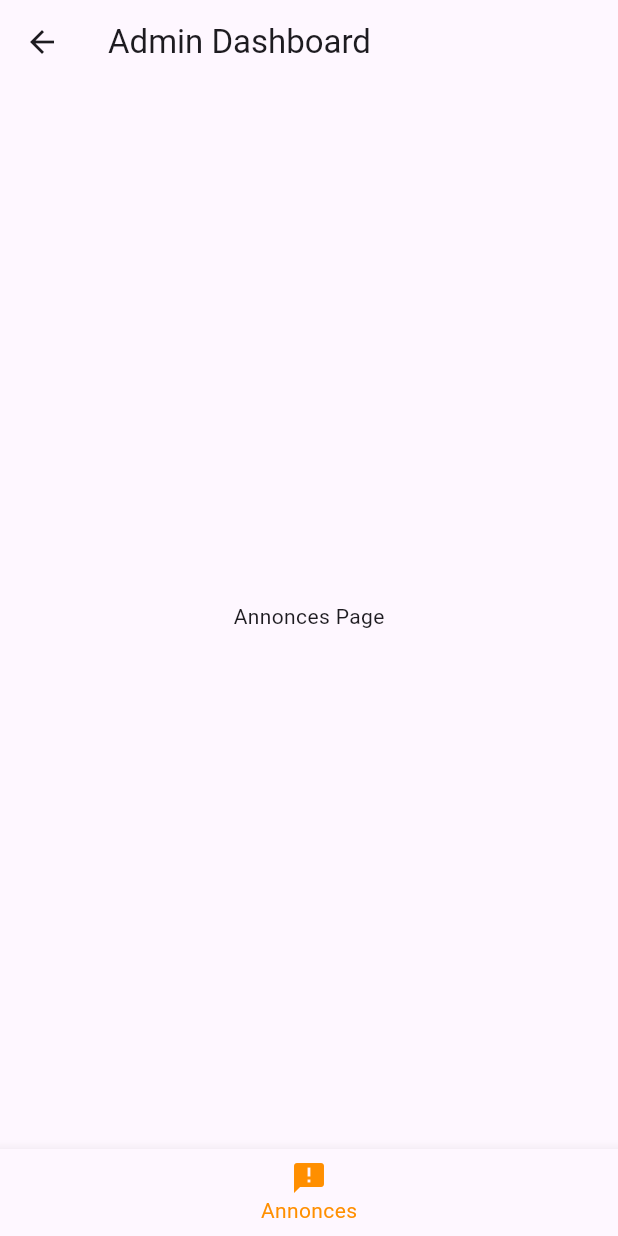
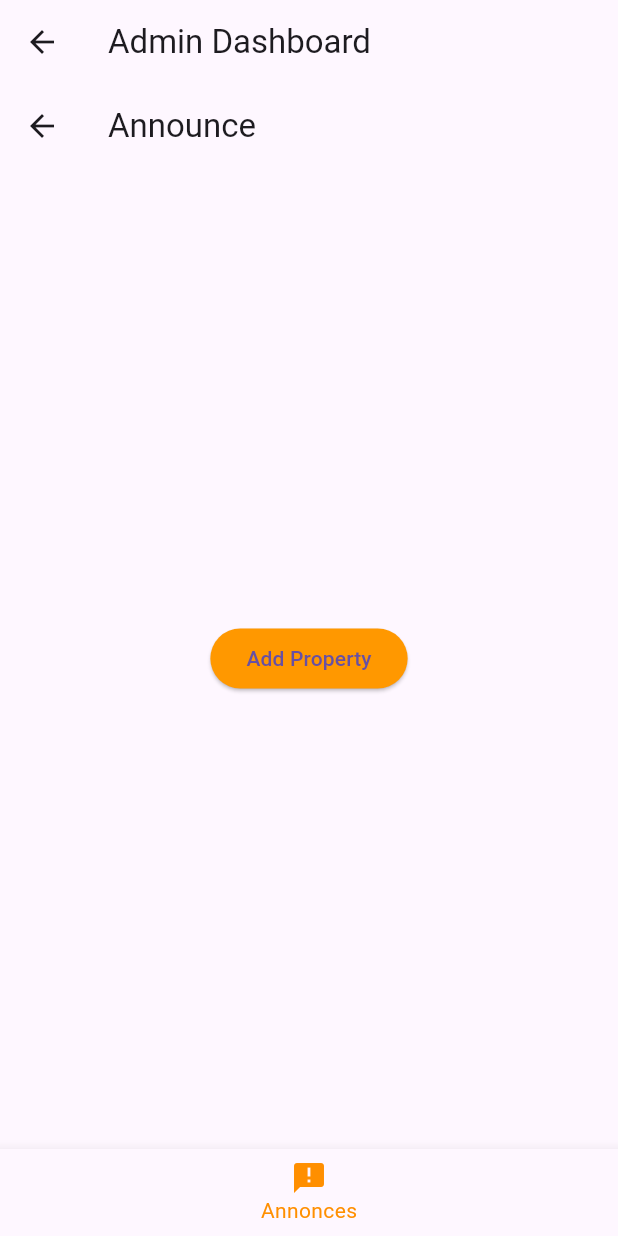
Before and after one commit to Dukent29/bookmi, a Flutter app: the AdminLandingView screen opened by its route, item 3 of the bottom bar chosen, on a phone screen of 412 x 824 dp. Run offline on Flutter 3.47's test engine with Material 3 defaults, Android fonts, the phone set to English and light mode, and no system bars.

Commit message:
created:  add_property_view,list_property_view,update: auth_provider,login and register, announce_view, update admin_landing_view

```diff
--- /dev/null
+++ b/lib/models/property.dart
@@ -0,0 +1,75 @@
+class Property {
+  final int id;
+  final String title;
+  final String description;
+  final String address;
+  final String city;
+  final String state;
+  final String country;
+  final String zipCode;
+  final double pricePerNight;
+  final int maxGuests;
+  final int numBedrooms;
+  final int numBathrooms;
+  final String amenities;
+  final DateTime createdAt;
+  final DateTime updatedAt;
+
+  Property({
+    required this.id,
+    required this.title,
+    required this.description,
+    required this.address,
+    required this.city,
+    required this.state,
+    required this.country,
+    required this.zipCode,
+    required this.pricePerNight,
+    required this.maxGuests,
+    required this.numBedrooms,
+    required this.numBathrooms,
+    required this.amenities,
+    required this.createdAt,
+    required this.updatedAt,
+  });
+
+  factory Property.fromJson(Map<String, dynamic> json) {
+    return Property(
+      id: json['id'],
+      title: json['title'],
+      description: json['description'],
+      address: json['address'],
+      city: json['city'],
+      state: json['state'],
+      country: json['country'],
+      zipCode: json['zip_code'],
+      pricePerNight: json['price_per_night'].toDouble(),
+      maxGuests: json['max_guests'],
+      numBedrooms: json['num_bedrooms'],
+      numBathrooms: json['num_bathrooms'],
+      amenities: json['amenities'],
+      createdAt: DateTime.parse(json['created_at']),
+      updatedAt: DateTime.parse(json['updated_at']),
+    );
+  }
+
+  Map<String, dynamic> toJson() {
+    return {
+      'id': id,
+      'title': title,
+      'description': description,
+      'address': address,
+      'city': city,
+      'state': state,
+      'country': country,
+      'zip_code': zipCode,
+      'price_per_night': pricePerNight,
+      'max_guests': maxGuests,
+      'num_bedrooms': numBedrooms,
+      'num_bathrooms': numBathrooms,
+      'amenities': amenities,
+      'created_at': createdAt.toIso8601String(),
+      'updated_at': updatedAt.toIso8601String(),
+    };
+  }
+}
--- a/lib/providers/auth_provider.dart
+++ b/lib/providers/auth_provider.dart
@@ -1,10 +1,12 @@
 import 'package:flutter/material.dart';
 import 'package:http/http.dart' as http;
 import 'dart:convert';
+import '../models/property.dart';
 
 class AuthProvider with ChangeNotifier {
   String? _token;
   String? _role;
+
   String? get token => _token;
   String? get role => _role;
 
@@ -83,4 +85,20 @@ class AuthProvider with ChangeNotifier {
     _role = null;
     notifyListeners();
   }
+
+  // Property CRUD methods
+  Future<void> addProperty(Property property) async {
+    final response = await http.post(
+      Uri.parse('http://localhost:5000/api/properties/add-property'),
+      headers: {
+        'Content-Type': 'application/json',
+        'Authorization': 'Bearer $_token',
+      },
+      body: jsonEncode(property.toJson()),
+    );
+
+    if (response.statusCode != 201) {
+      throw Exception('Failed to add property');
+    }
+  }
 }
--- a/lib/views/admin_landing_view.dart
+++ b/lib/views/admin_landing_view.dart
@@ -1,5 +1,6 @@
 import 'package:flutter/material.dart';
 import 'update_profile_view.dart';
+import 'announce_view.dart';
 
 class AdminLandingView extends StatefulWidget {
   @override
@@ -12,7 +13,7 @@ class _AdminLandingViewState extends State<AdminLandingView> {
   final List<Widget> _widgetOptions = <Widget>[
     Text('Aujourd\'hui Page'),
     Text('Calendrier Page'),
-    Text('Annonces Page'),
+    AnnounceView(), // Add the AnnounceView here
     Text('Messages Page'),
     UpdateProfileView(),
   ];
--- /dev/null
+++ b/lib/views/announce_view.dart
@@ -0,0 +1,29 @@
+import 'package:flutter/material.dart';
+import 'add_property_view.dart';
+
+class AnnounceView extends StatelessWidget {
+  @override
+  Widget build(BuildContext context) {
+    return Scaffold(
+      appBar: AppBar(
+        title: Text('Announce'),
+        backgroundColor: Colors.transparent,
+        elevation: 0,
+      ),
+      body: Center(
+        child: ElevatedButton(
+          onPressed: () {
+            Navigator.push(
+              context,
+              MaterialPageRoute(builder: (context) => AddPropertyView()),
+            );
+          },
+          child: Text('Add Property'),
+          style: ElevatedButton.styleFrom(
+            backgroundColor: Colors.orange,
+          ),
+        ),
+      ),
+    );
+  }
+}
```
Also changed, not shown: lib/main.dart (+9 -22 lines), lib/utils/route_guard.dart (added, +16 -0 lines), lib/views/add_property_view.dart (added, +172 -0 lines), lib/views/login_view.dart (+7 -2 lines), lib/views/register_view.dart (+5 -3 lines), lib/views/list_properties_view.dart (added).
